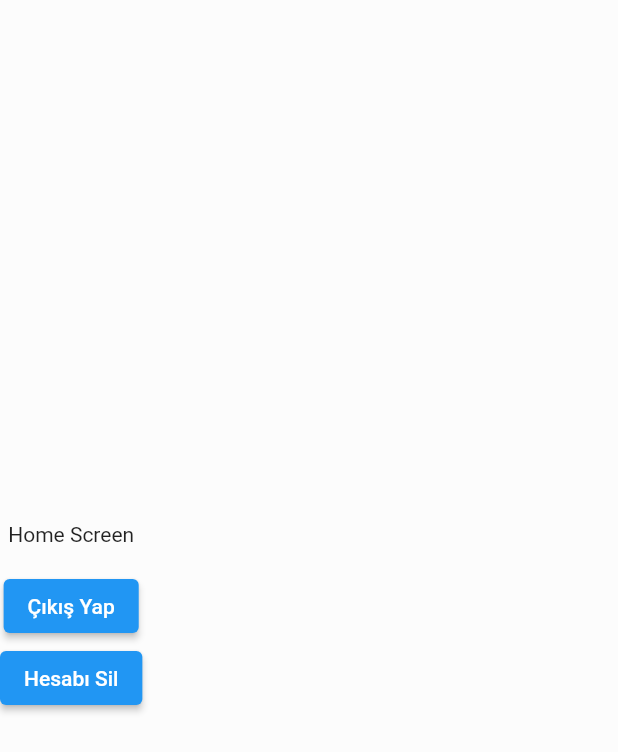
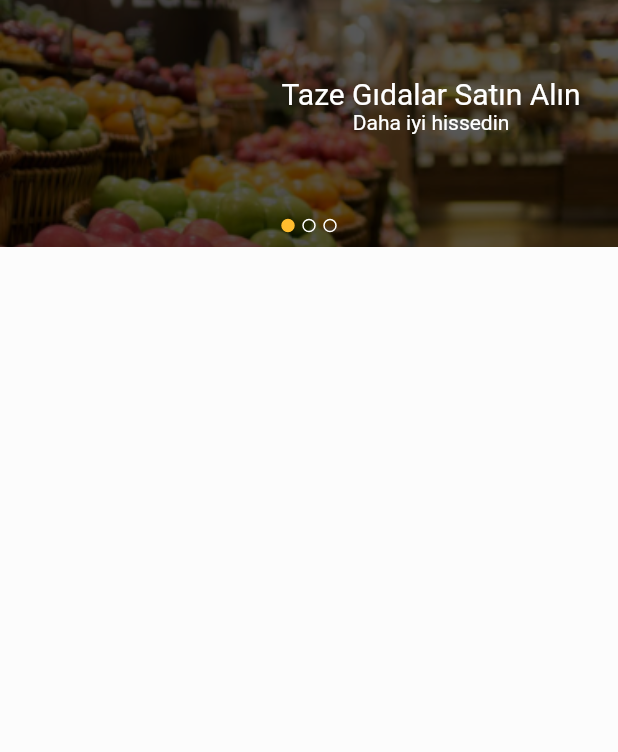
Before and after one commit to NefiseTnc/flutter_bakkal_dukkani_app, a Flutter app: the HomeScreen screen opened by its route, on a phone screen of 412 x 824 dp. Shown: the top 752 px of the screen. Run offline on Flutter 3.47's test engine with Material 2 defaults, Android fonts, the phone set to English and light mode, and no system bars; our stand-ins replace cloud_firestore, firebase_auth, firebase_core, shared_preferences; accounts and stored records are empty.

Commit message:
added : image slider to home screen

```diff
--- a/lib/views/bottom_navbar/screens/bottom_navbar_screen.dart
+++ b/lib/views/bottom_navbar/screens/bottom_navbar_screen.dart
@@ -17,7 +17,7 @@ class _BottomNavBarScreenState extends State<BottomNavBarScreen> {
     HomeScreen(),
     Scaffold(
       body: Center(
-        child: Text('Siparişlerim'),
+        child: Text('Kategoriler'),
       ),
     ),
     Scaffold(
@@ -104,8 +104,8 @@ class _BottomNavBarScreenState extends State<BottomNavBarScreen> {
           BottomNavigationBarItem(
             icon: Container(
                 padding: const EdgeInsets.all(5.0),
-                child: Image.asset('assets/icons/orders.png')),
-            label: 'Siparişlerim',
+                child: Image.asset('assets/icons/category.png')),
+            label: 'Kategoriler',
           ),
           BottomNavigationBarItem(
             icon: Container(
--- a/lib/views/home/screens/home_screen.dart
+++ b/lib/views/home/screens/home_screen.dart
@@ -1,7 +1,5 @@
-import 'package:bakkal_dukkani/providers/user_provider.dart';
-import 'package:bakkal_dukkani/views/authentication/services/i_auth_service.dart';
+import 'package:bakkal_dukkani/constants/global_variables.dart';
 import 'package:flutter/material.dart';
-import 'package:provider/provider.dart';
 
 class HomeScreen extends StatelessWidget {
   const HomeScreen({Key? key}) : super(key: key);
@@ -9,26 +7,98 @@ class HomeScreen extends StatelessWidget {
 
   @override
   Widget build(BuildContext context) {
-    var user = context.read<UserProvider>().user;
+    var size = MediaQuery.of(context).size;
     return Scaffold(
-      body: Column(
-        mainAxisAlignment: MainAxisAlignment.center,
-        crossAxisAlignment: CrossAxisAlignment.center,
-        children: [
-          const Text('Home Screen'),
-          Text(user.email),
-          ElevatedButton(
-              onPressed: () {
-                context.read<IAuthService>().signOut(context: context);
+      body: Column(children: [
+        SizedBox(
+            width: size.width,
+            height: size.height * .2,
+            child: _imageSlider(size))
+      ]),
+    );
+  }
+
+  Widget _imageSlider(Size size) {
+    return Stack(
+      children: [
+        Align(
+          alignment: Alignment.center,
+          child: SizedBox(
+            width: size.width,
+            height: size.height * .2,
+            child: ListView.builder(
+              itemCount: 3,
+              scrollDirection: Axis.horizontal,
+              itemBuilder: (BuildContext context, int index) {
+                return Container(
+                  width: size.width,
+                  margin: const EdgeInsets.only(right: 10),
+                  child: Image.asset(
+                    'assets/images/top_image.png',
+                    fit: BoxFit.cover,
+                  ),
+                );
               },
-              child: const Text('Çıkış Yap')),
-          ElevatedButton(
-              onPressed: () {
-                context.read<IAuthService>().deleteAccount(context: context);
-              },
-              child: const Text('Hesabı Sil')),
-        ],
-      ),
+            ),
+          ),
+        ),
+        Positioned(
+          bottom: 75,
+          right: 25,
+          child: Column(
+            children: const [
+              Text(
+                'Taze Gıdalar Satın Alın',
+                style: TextStyle(fontSize: 20, color: Colors.white),
+              ),
+              Text(
+                'Daha iyi hissedin',
+                style: TextStyle(fontSize: 14, color: Colors.white),
+              ),
+            ],
+          ),
+        ),
+        Positioned(
+          right: 0,
+          left: 0,
+          bottom: 10,
+          child: Row(
+            mainAxisAlignment: MainAxisAlignment.center,
+            children: [
+              Container(
+                width: 9,
+                height: 9,
+                decoration: BoxDecoration(
+                    color: GlobalVariables.primaryColor,
+                    shape: BoxShape.circle,
+                    border: Border.all(color: GlobalVariables.primaryColor)),
+              ),
+              const SizedBox(
+                width: 5,
+              ),
+              Container(
+                width: 9,
+                height: 9,
+                decoration: BoxDecoration(
+                    color: Colors.transparent,
+                    shape: BoxShape.circle,
+                    border: Border.all(color: Colors.white)),
+              ),
+              const SizedBox(
+                width: 5,
+              ),
+              Container(
+                width: 9,
+                height: 9,
+                decoration: BoxDecoration(
+                    color: Colors.transparent,
+                    shape: BoxShape.circle,
+                    border: Border.all(color: Colors.white)),
+              ),
+            ],
+          ),
+        )
+      ],
     );
   }
 }
```
Also changed, not shown: assets/icons/category.png (renamed from assets/icons/orders.png), assets/images/top_image.png (added).
